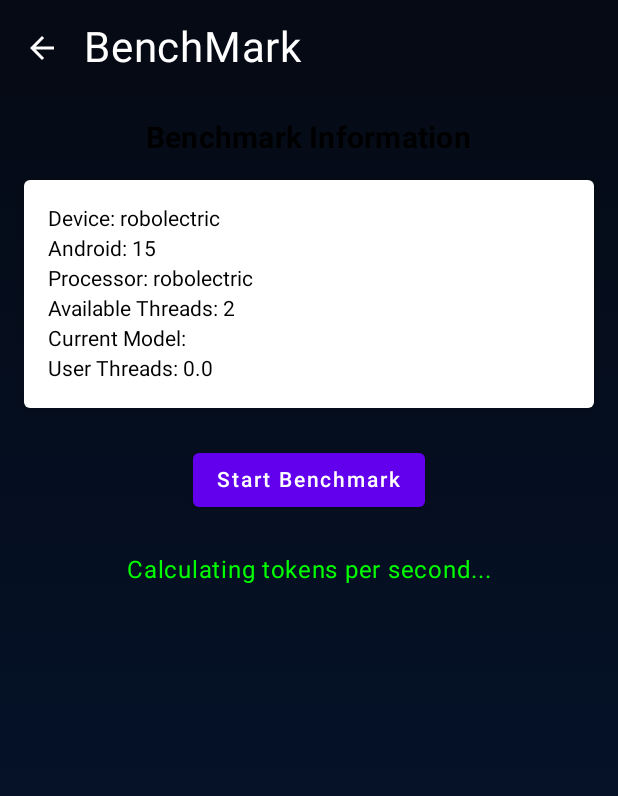
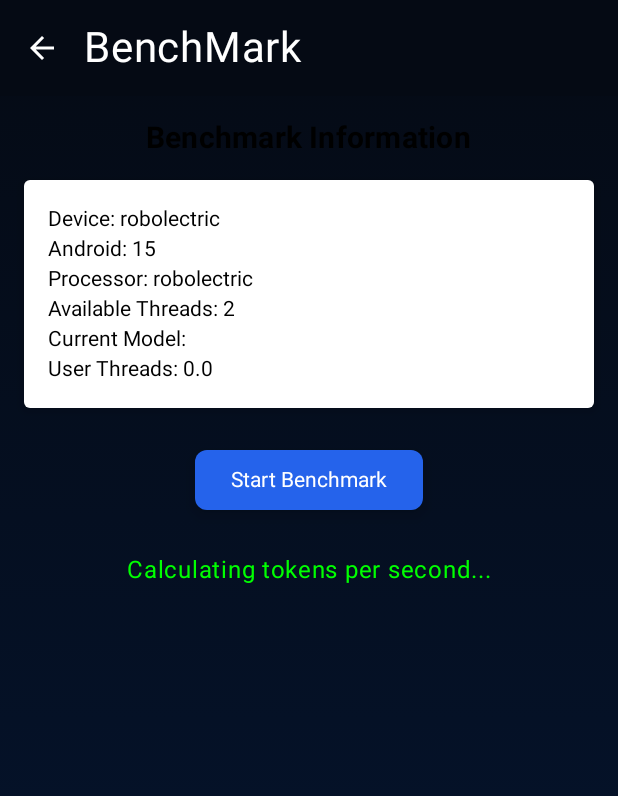
Before and after one commit to nerve-sparks/iris_android, an Android app built with Jetpack Compose: the BenchMarkScreen screen opened through its navigation route, on a phone screen of 412 x 824 dp. Shown: the top 796 px of the screen. Run offline under Robolectric (Android 15) with nearby library versions, the phone set to English and light mode, and no system bars; pictures from the network do not load.

Commit message:
ui changes

```diff
--- a/app/src/main/java/com/nervesparks/iris/ui/BenchMarkScreen.kt
+++ b/app/src/main/java/com/nervesparks/iris/ui/BenchMarkScreen.kt
@@ -4,8 +4,10 @@ import android.os.Build
 import android.widget.Toast
 import androidx.compose.foundation.layout.*
 import androidx.compose.foundation.rememberScrollState
+import androidx.compose.foundation.shape.RoundedCornerShape
 import androidx.compose.foundation.verticalScroll
 import androidx.compose.material.*
+import androidx.compose.material3.ButtonDefaults
 import androidx.compose.runtime.*
 import androidx.compose.ui.Alignment
 import androidx.compose.ui.Modifier
@@ -65,9 +67,19 @@ fun BenchMarkScreen(viewModel: MainViewModel) {
         }
         val context = LocalContext.current
         // Benchmark Button
-        Button(
+
+        androidx.compose.material3.Button(
+            modifier =Modifier.padding(vertical = 8.dp),
+            colors = ButtonDefaults.buttonColors(
+                containerColor = Color(0xFF2563EB).copy(alpha = 1.0f),
+                contentColor = Color.White
+            ),
+            shape = RoundedCornerShape(8.dp),
+            elevation = ButtonDefaults.buttonElevation(
+                defaultElevation = 6.dp,
+                pressedElevation = 3.dp
+            ),
             onClick = {
-
                 if(viewModel.loadedModelName.value == ""){
 
                     Toast.makeText(context, "Load A Model First", Toast.LENGTH_SHORT).show()
@@ -75,9 +87,9 @@ fun BenchMarkScreen(viewModel: MainViewModel) {
                 else{
                 state = state.copy(showConfirmDialog = true) }},
             enabled = !state.isRunning,
-            modifier = Modifier.padding(vertical = 8.dp)
-        ) {
-            Text(if (state.isRunning) "Benchmarking..." else "Start Benchmark")
+        )
+        {
+            Text(if (state.isRunning) "Benchmarking..." else "Start Benchmark", color = Color.White)
         }
 
         // Progress Indicator
--- a/app/src/main/java/com/nervesparks/iris/ui/MainChatScreen.kt
+++ b/app/src/main/java/com/nervesparks/iris/ui/MainChatScreen.kt
@@ -459,7 +459,7 @@ fun MainChatScreen (
                                                 }
                                                 Column(modifier = Modifier.combinedClickable(
                                                         interactionSource = interactionSource,
-                                                indication = ripple(color = Color.Gray),
+                                                indication = ripple(color = Color.LightGray),
                                                 onLongClick = {
                                                     if (viewModel.getIsSending()) {
                                                         Toast
--- a/app/src/main/java/com/nervesparks/iris/ui/ParametersScreen.kt
+++ b/app/src/main/java/com/nervesparks/iris/ui/ParametersScreen.kt
@@ -89,7 +89,7 @@ fun ParametersScreen(viewModel: MainViewModel) {
                 Spacer(modifier = Modifier.height(15.dp))
 
                 Text(
-                    text = "After changing please Save the changes!!",
+                    text = "After changing please Save the changes",
                     color = Color.White
                 )
 
```
